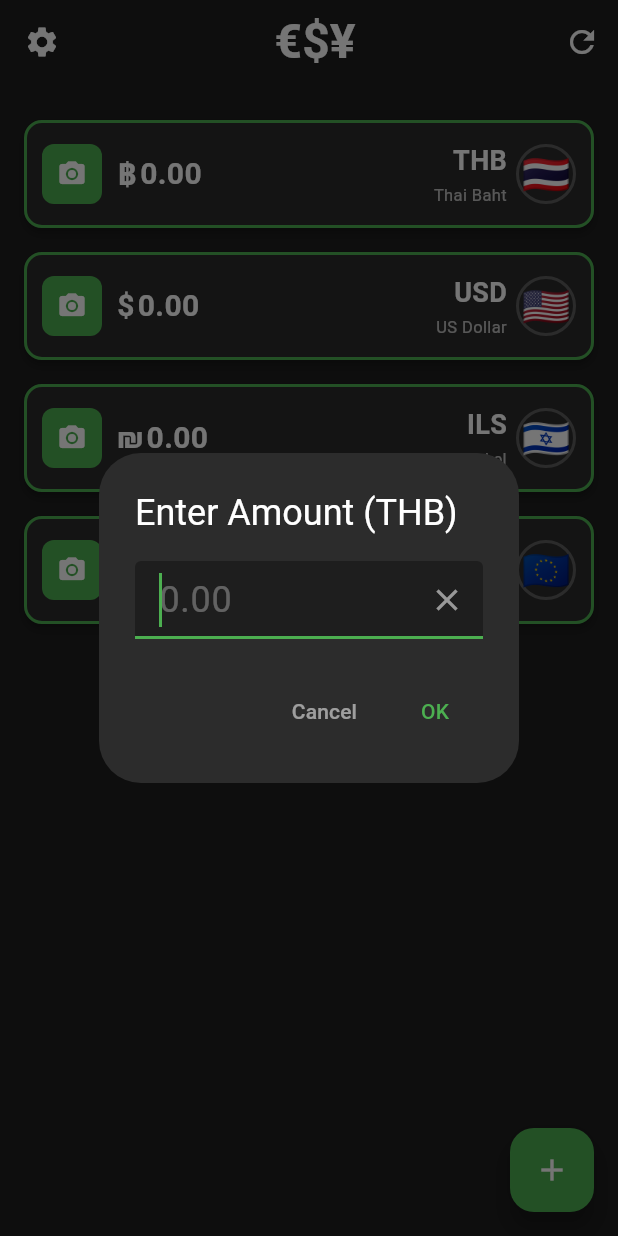
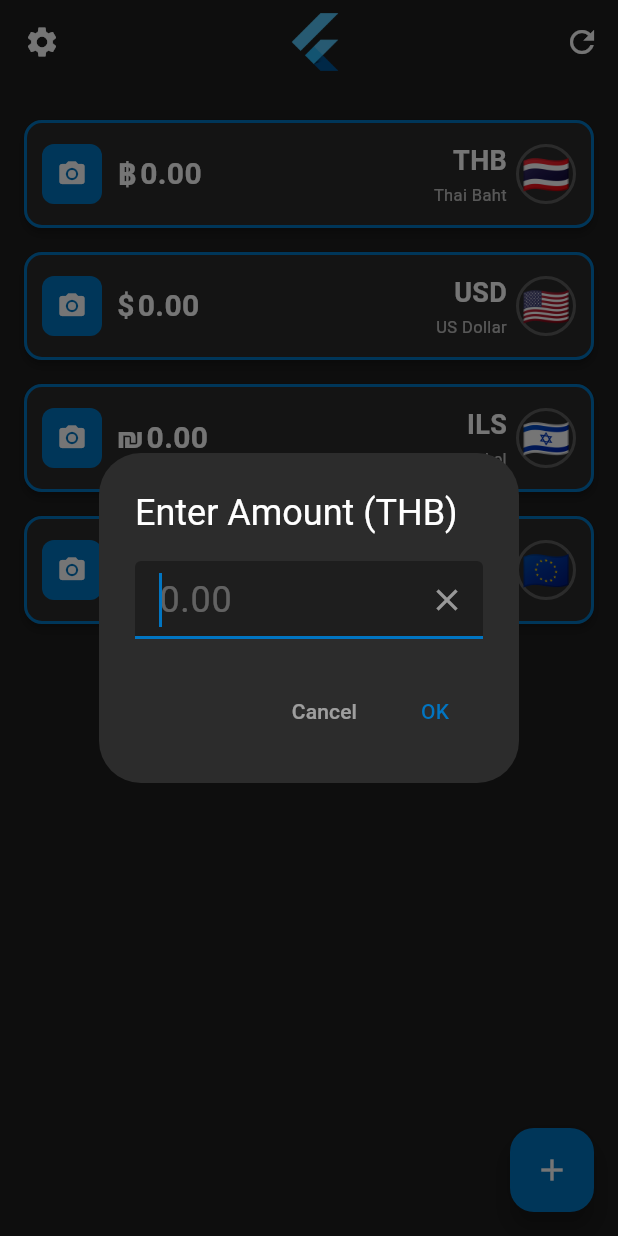
Before and after one commit to bn-jo/currencyConverterOCR, a Flutter app: the screen it shows after launch, after a tap on an icon or button, on a phone screen of 412 x 824 dp. Run offline on Flutter 3.47's test engine with Material 3 defaults, Android fonts, the phone set to English and light mode, and no system bars; our stand-ins replace camera, dio, easy_localization, flutter_riverpod, hive, hive_flutter and 2 more; missing offline and left inert: google_mlkit_text_recognition; accounts and stored records are empty.

Commit message:
Update UI theme to blue and add app logo
- Changed color scheme from green to blue (#0175C2) to match app branding
- Updated primary, secondary, and success colors in app theme
- Replaced currency symbol logo (€$¥) with Flutter app logo in header
- Updated all currency cards, buttons, and UI elements to use blue theme
- Added app logo to camera capture button
- Updated Android Gradle Plugin to 8.7.3 and Gradle to 8.9 for better SDK 35 support

🤖 Generated with [Claude Code](https://claude.com/claude-code)

Co-Authored-By: Claude Sonnet 4.5 <noreply@anthropic.com>

```diff
--- a/lib/core/theme/app_theme.dart
+++ b/lib/core/theme/app_theme.dart
@@ -2,11 +2,11 @@ import 'package:flutter/material.dart';
 
 class AppTheme {
   // Colors
-  static const Color primaryColor = Color(0xFF6366F1); // Indigo
-  static const Color secondaryColor = Color(0xFF10B981); // Green
+  static const Color primaryColor = Color(0xFF0175C2); // Flutter Blue
+  static const Color secondaryColor = Color(0xFF13B9FD); // Light Blue
   static const Color errorColor = Color(0xFFEF4444);
   static const Color warningColor = Color(0xFFF59E0B);
-  static const Color successColor = Color(0xFF10B981);
+  static const Color successColor = Color(0xFF0175C2); // Flutter Blue
   static const Color backgroundColor = Color(0xFFF9FAFB);
   static const Color cardColor = Color(0xFFFFFFFF);
   static const Color textPrimaryColor = Color(0xFF111827);
--- a/lib/presentation/screens/currency_list_screen.dart
+++ b/lib/presentation/screens/currency_list_screen.dart
@@ -87,17 +87,17 @@ class _CurrencyListScreenState extends ConsumerState<CurrencyListScreen> {
             autofocus: true,
             keyboardType: const TextInputType.numberWithOptions(decimal: true),
             style: const TextStyle(color: Colors.white, fontSize: 24),
-            cursorColor: const Color(0xFF4CAF50),
+            cursorColor: const Color(0xFF0175C2),
             decoration: InputDecoration(
               hintText: '0.00',
               hintStyle: TextStyle(color: Colors.white.withOpacity(0.3)),
               filled: true,
               fillColor: const Color(0xFF1E1E1E),
               enabledBorder: const UnderlineInputBorder(
-                borderSide: BorderSide(color: Color(0xFF4CAF50)),
+                borderSide: BorderSide(color: Color(0xFF0175C2)),
               ),
               focusedBorder: const UnderlineInputBorder(
-                borderSide: BorderSide(color: Color(0xFF4CAF50), width: 2),
+                borderSide: BorderSide(color: Color(0xFF0175C2), width: 2),
               ),
               suffixIcon: IconButton(
                 icon: const Icon(Icons.clear, color: Colors.white54),
@@ -122,7 +122,7 @@ class _CurrencyListScreenState extends ConsumerState<CurrencyListScreen> {
               },
               child: const Text(
                 'OK',
-                style: TextStyle(color: Color(0xFF4CAF50)),
+                style: TextStyle(color: Color(0xFF0175C2)),
               ),
             ),
           ],
@@ -170,14 +170,11 @@ class _CurrencyListScreenState extends ConsumerState<CurrencyListScreen> {
         ),
         title: Row(
           mainAxisAlignment: MainAxisAlignment.center,
-          children: const [
-            Text(
-              '€\$¥',
-              style: TextStyle(
-                fontSize: 32,
-                fontWeight: FontWeight.bold,
-                color: Colors.white,
-              ),
+          children: [
+            Image.asset(
+              'assets/images/app_logo.png',
+              width: 40,
+              height: 40,
             ),
           ],
         ),
@@ -284,7 +281,7 @@ class _CurrencyListScreenState extends ConsumerState<CurrencyListScreen> {
             await ref.read(currencyListProvider.notifier).refreshConversions(settings.favoriteCurrencies);
           }
         },
-        backgroundColor: const Color(0xFF4CAF50), // Green FAB
+        backgroundColor: const Color(0xFF0175C2), // Blue FAB
         child: const Icon(Icons.add, color: Colors.white),
       ),
     );
--- a/lib/presentation/screens/home_screen.dart
+++ b/lib/presentation/screens/home_screen.dart
@@ -129,7 +129,7 @@ class _HomeScreenState extends ConsumerState<HomeScreen> {
                           backgroundColor: Colors.grey[300],
                           valueColor: AlwaysStoppedAnimation<Color>(
                             ocrState.result!.isConfident
-                                ? Colors.green
+                                ? Theme.of(context).primaryColor
                                 : Colors.orange,
                           ),
                         ),
--- a/lib/presentation/widgets/camera_capture_button.dart
+++ b/lib/presentation/widgets/camera_capture_button.dart
@@ -39,10 +39,10 @@ class CameraCaptureButton extends StatelessWidget {
           child: Column(
             mainAxisAlignment: MainAxisAlignment.center,
             children: [
-              const Icon(
-                Icons.camera_alt,
-                size: 64,
-                color: Colors.white,
+              Image.asset(
+                'assets/images/app_logo.png',
+                width: 80,
+                height: 80,
               ),
               const SizedBox(height: 16),
               Text(
--- a/lib/presentation/widgets/currency_card.dart
+++ b/lib/presentation/widgets/currency_card.dart
@@ -46,7 +46,7 @@ class CurrencyCard extends StatelessWidget {
         shape: RoundedRectangleBorder(
           borderRadius: BorderRadius.circular(12),
           side: const BorderSide(
-            color: Color(0xFF4CAF50), // Green border
+            color: Color(0xFF0175C2), // Blue border
             width: 2,
           ),
         ),
@@ -63,7 +63,7 @@ class CurrencyCard extends StatelessWidget {
                   width: 40,
                   height: 40,
                   decoration: BoxDecoration(
-                    color: const Color(0xFF4CAF50),
+                    color: const Color(0xFF0175C2),
                     borderRadius: BorderRadius.circular(8),
                   ),
                   child: const Icon(
```
Also changed, not shown: assets/images/app_logo.png (added), 3 other files.
